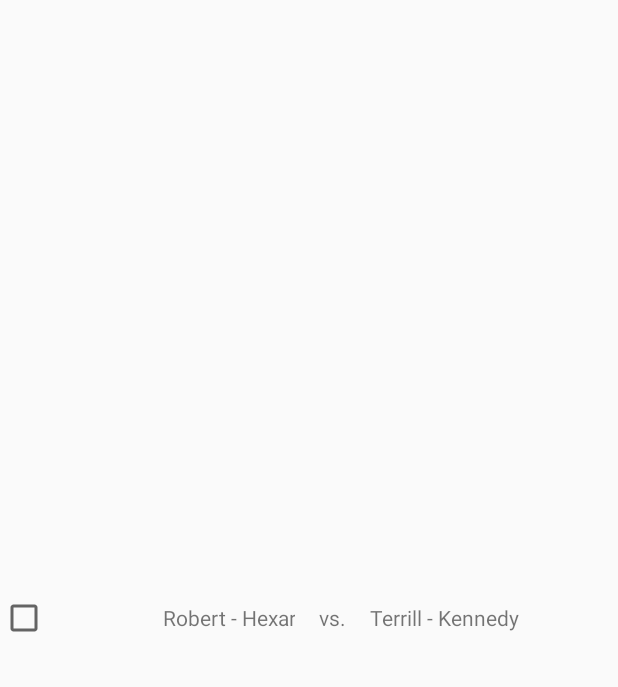
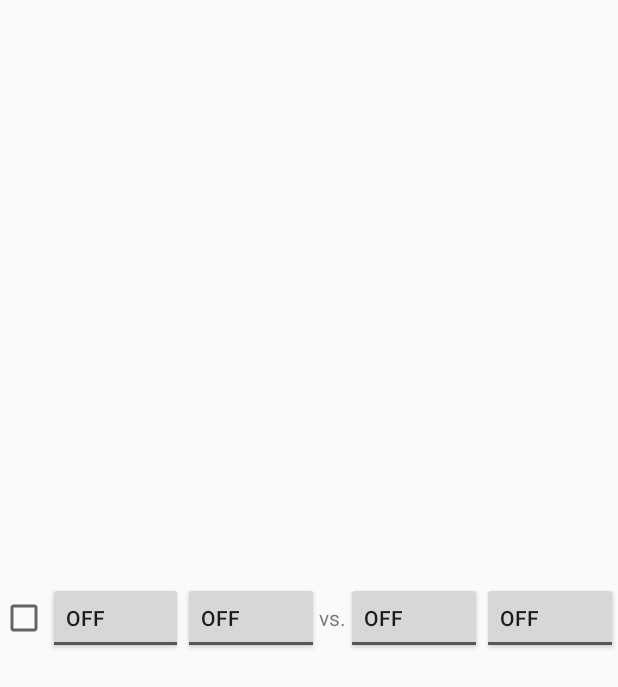
Before and after one commit to robert-wallis/foose-here, an Android app: the layout match_item.xml on its own in the app's theme, with its tools: preview values and no code run, on a phone screen of 412 x 824 dp. Shown: the top 687 px of the screen. Run offline under Robolectric (Android 15) with nearby library versions, the phone set to English and light mode, and no system bars.

Commit message:
Tapping on player will highlight all matches with player.

```diff
--- a/app/src/main/java/com/smilingrob/foosehere/data/RoundFile.java
+++ b/app/src/main/java/com/smilingrob/foosehere/data/RoundFile.java
@@ -50,7 +50,7 @@ public class RoundFile {
             List<Player> team1 = replacePlayerObjects(round.getPlayers(), match.getTeamOne());
             match.setTeamOne(team1);
 
-            List<Player> team2 = replacePlayerObjects(round.getPlayers(), match.getTeamOne());
+            List<Player> team2 = replacePlayerObjects(round.getPlayers(), match.getTeamTwo());
             match.setTeamTwo(team2);
         }
 
@@ -90,7 +90,7 @@ public class RoundFile {
             ArrayList<Player> newDest = new ArrayList<>();
             for (Player realPlayer : source) {
                 for (Player destPlayer : destination) {
-                    if (destPlayer.equals(realPlayer)) {
+                    if (destPlayer.getName().equals(realPlayer.getName())) {
                         newDest.add(realPlayer);
                     }
                 }
--- a/app/src/main/res/layout/match_item.xml
+++ b/app/src/main/res/layout/match_item.xml
@@ -12,31 +12,50 @@
         android:layout_gravity="center_vertical"
         />
 
-    <TextView
-        android:id="@+id/match_item_team_one"
+    <ToggleButton
+        android:id="@+id/match_item_team_1_player_0"
         android:layout_width="0dp"
         android:layout_height="wrap_content"
         android:layout_gravity="center_vertical"
         android:layout_weight="1"
-        android:gravity="end"
-        tools:text="Robert - Hexar"
+        android:gravity="center_vertical"
+        tools:textOff="Robert"
+        />
+
+    <ToggleButton
+        android:id="@+id/match_item_team_1_player_1"
+        android:layout_width="0dp"
+        android:layout_height="wrap_content"
+        android:layout_gravity="center_vertical"
+        android:layout_weight="1"
+        android:gravity="center_vertical"
+        tools:textOff="Hexar"
         />
 
     <TextView
         android:layout_width="wrap_content"
         android:layout_height="wrap_content"
         android:layout_gravity="center_vertical"
-        android:layout_marginEnd="@dimen/activity_horizontal_margin"
-        android:layout_marginStart="@dimen/activity_horizontal_margin"
         android:text="@string/match_item_vs"
         />
 
-    <TextView
-        android:id="@+id/match_item_team_two"
+    <ToggleButton
+        android:id="@+id/match_item_team_2_player_0"
         android:layout_width="0dp"
         android:layout_height="wrap_content"
         android:layout_gravity="center_vertical"
         android:layout_weight="1"
-        tools:text="Terrill - Kennedy"
+        android:gravity="center_vertical"
+        tools:textOff="Terrill"
+        />
+
+    <ToggleButton
+        android:id="@+id/match_item_team_2_player_1"
+        android:layout_width="0dp"
+        android:layout_height="wrap_content"
+        android:layout_gravity="center_vertical"
+        android:layout_weight="1"
+        android:gravity="center_vertical"
+        tools:textOff="Kennedy"
         />
 </LinearLayout>
```
Also changed, not shown: app/src/main/java/com/smilingrob/foosehere/MainActivity.java (+10 -3 lines), app/src/main/java/com/smilingrob/foosehere/match/Player.java (+0 -16 lines), app/src/main/java/com/smilingrob/foosehere/ui/MatchListRecyclerAdapter.java (+4 -3 lines), app/src/main/java/com/smilingrob/foosehere/ui/MatchViewHolder.java (+80 -12 lines), 1 other file.
